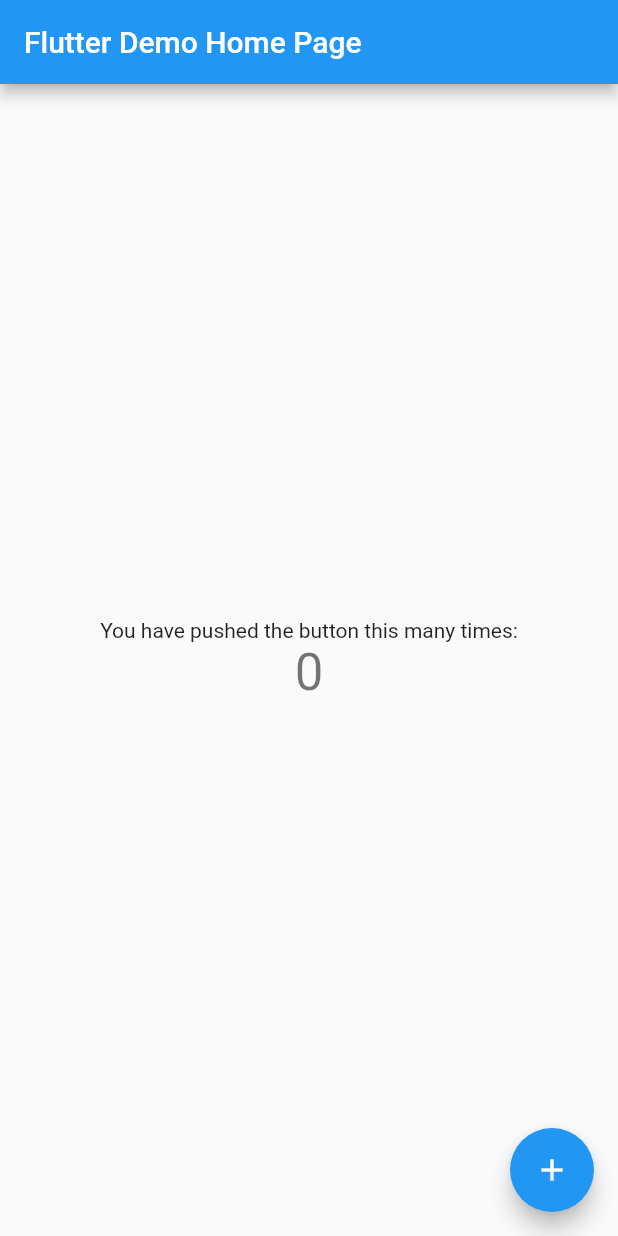
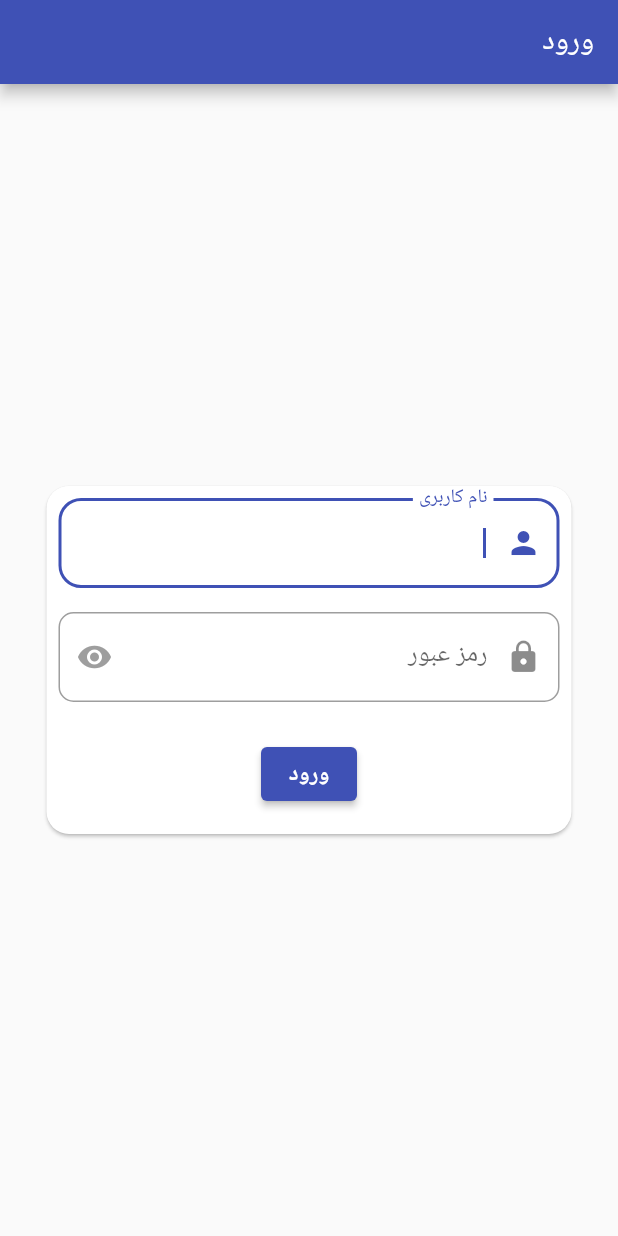
Before and after one commit to UIOOP99/LMS-Android, a Flutter app: the screen it shows after launch, on a phone screen of 412 x 824 dp. Run offline on Flutter 3.47's test engine with Material 2 defaults, Android fonts, the phone set to English and light mode, and no system bars.

Commit message:
login screen add

```diff
--- a/lib/main.dart
+++ b/lib/main.dart
@@ -1,4 +1,7 @@
 import 'package:flutter/material.dart';
+
+import 'ui/login/login_screen.dart';
+import 'package:flutter_localizations/flutter_localizations.dart';
 
 void main() {
   runApp(MyApp());
@@ -9,109 +12,23 @@
   @override
   Widget build(BuildContext context) {
     return MaterialApp(
-      title: 'Flutter Demo',
+      title: 'Lms',
       theme: ThemeData(
-        // This is the theme of your application.
-        //
-        // Try running your application with "flutter run". You'll see the
-        // application has a blue toolbar. Then, without quitting the app, try
-        // changing the primarySwatch below to Colors.green and then invoke
-        // "hot reload" (press "r" in the console where you ran "flutter run",
-        // or simply save your changes to "hot reload" in a Flutter IDE).
-        // Notice that the counter didn't reset back to zero; the application
-        // is not restarted.
-        primarySwatch: Colors.blue,
-        // This makes the visual density adapt to the platform that you run
-        // the app on. For desktop platforms, the controls will be smaller and
-        // closer together (more dense) than on mobile platforms.
+        primarySwatch: Colors.indigo,
+        accentColor: Colors.indigoAccent,
         visualDensity: VisualDensity.adaptivePlatformDensity,
       ),
-      home: MyHomePage(title: 'Flutter Demo Home Page'),
+      localizationsDelegates: [
+        GlobalCupertinoLocalizations.delegate,
+        GlobalMaterialLocalizations.delegate,
+        GlobalWidgetsLocalizations.delegate,
+      ],
+      supportedLocales: const [
+        Locale("fa", "IR"),
+      ],
+      debugShowCheckedModeBanner: false,
+      locale: const Locale("fa", "IR"),
+      home: LoginScreen(),
     );
   }
 }
-
-class MyHomePage extends StatefulWidget {
-  MyHomePage({Key key, this.title}) : super(key: key);
-
-  // This widget is the home page of your application. It is stateful, meaning
-  // that it has a State object (defined below) that contains fields that affect
-  // how it looks.
-
-  // This class is the configuration for the state. It holds the values (in this
-  // case the title) provided by the parent (in this case the App widget) and
-  // used by the build method of the State. Fields in a Widget subclass are
-  // always marked "final".
-
-  final String title;
-
-  @override
-  _MyHomePageState createState() => _MyHomePageState();
-}
-
-class _MyHomePageState extends State<MyHomePage> {
-  int _counter = 0;
-
-  void _incrementCounter() {
-    setState(() {
-      // This call to setState tells the Flutter framework that something has
-      // changed in this State, which causes it to rerun the build method below
-      // so that the display can reflect the updated values. If we changed
-      // _counter without calling setState(), then the build method would not be
-      // called again, and so nothing would appear to happen.
-      _counter++;
-    });
-  }
-
-  @override
-  Widget build(BuildContext context) {
-    // This method is rerun every time setState is called, for instance as done
-    // by the _incrementCounter method above.
-    //
-    // The Flutter framework has been optimized to make rerunning build methods
-    // fast, so that you can just rebuild anything that needs updating rather
-    // than having to individually change instances of widgets.
-    return Scaffold(
-      appBar: AppBar(
-        // Here we take the value from the MyHomePage object that was created by
-        // the App.build method, and use it to set our appbar title.
-        title: Text(widget.title),
-      ),
-      body: Center(
-        // Center is a layout widget. It takes a single child and positions it
-        // in the middle of the parent.
-        child: Column(
-          // Column is also a layout widget. It takes a list of children and
-          // arranges them vertically. By default, it sizes itself to fit its
-          // children horizontally, and tries to be as tall as its parent.
-          //
-          // Invoke "debug painting" (press "p" in the console, choose the
-          // "Toggle Debug Paint" action from the Flutter Inspector in Android
-          // Studio, or the "Toggle Debug Paint" command in Visual Studio Code)
-          // to see the wireframe for each widget.
-          //
-          // Column has various properties to control how it sizes itself and
-          // how it positions its children. Here we use mainAxisAlignment to
-          // center the children vertically; the main axis here is the vertical
-          // axis because Columns are vertical (the cross axis would be
-          // horizontal).
-          mainAxisAlignment: MainAxisAlignment.center,
-          children: <Widget>[
-            Text(
-              'You have pushed the button this many times:',
-            ),
-            Text(
-              '$_counter',
-              style: Theme.of(context).textTheme.headline4,
-            ),
-          ],
-        ),
-      ),
-      floatingActionButton: FloatingActionButton(
-        onPressed: _incrementCounter,
-        tooltip: 'Increment',
-        child: Icon(Icons.add),
-      ), // This trailing comma makes auto-formatting nicer for build methods.
-    );
-  }
-}
--- /dev/null
+++ b/lib/ui/home-student/home_st_screen.dart
@@ -0,0 +1,16 @@
+import 'package:flutter/material.dart';
+import 'package:lms_app/utils/responsive_safe_area.dart';
+
+class HomeStScreen extends StatelessWidget {
+  @override
+  Widget build(BuildContext context) {
+    return ResponsiveSafeArea(builder: (context, size) {
+      return Scaffold(
+        appBar: AppBar(
+          title: Text("خانه"),
+        ),
+        body: Center(child: Text("Student home")),
+      );
+    });
+  }
+}
--- /dev/null
+++ b/lib/ui/login/login_screen.dart
@@ -0,0 +1,119 @@
+import 'package:flutter/material.dart';
+import 'package:lms_app/utils/responsive_safe_area.dart';
+import 'package:lms_app/utils/route_creator.dart';
+
+class LoginScreen extends StatelessWidget {
+  @override
+  Widget build(BuildContext context) {
+    return ResponsiveSafeArea(builder: (context, size) {
+      return Scaffold(
+        appBar: AppBar(
+          title: Text("ورود"),
+        ),
+        body: Center(
+            child: Card(
+          shape: RoundedRectangleBorder(
+            borderRadius: BorderRadius.circular(15.0),
+          ),
+          child: Container(
+            width: 350,
+            child: Wrap(children: [LoginForm()]),
+          ),
+        )),
+      );
+    });
+  }
+}
+
+class LoginForm extends StatefulWidget {
+  @override
+  LoginFormState createState() {
+    return LoginFormState();
+  }
+}
+
+class LoginFormState extends State<LoginForm> {
+  final _formKey = GlobalKey<FormState>();
+  bool _showPassword = false;
+
+  @override
+  Widget build(BuildContext context) {
+    return Form(
+      key: _formKey,
+      child: Container(
+        child: Column(
+          crossAxisAlignment: CrossAxisAlignment.center,
+          children: <Widget>[
+            Padding(
+              padding: const EdgeInsets.all(8.0),
+              child: TextFormField(
+                decoration: new InputDecoration(
+                  labelText: "نام کاربری",
+                  fillColor: Colors.white,
+                  prefixIcon: Icon(Icons.person),
+                  border: new OutlineInputBorder(
+                    borderRadius: new BorderRadius.circular(15.0),
+                    borderSide: new BorderSide(),
+                  ),
+                  //fillColor: Colors.green
+                ),
+                validator: (value) {
+                  if (value.trim().isEmpty) {
+                    return 'لطفا نام کاربری را وارد کنید';
+                  }
+                  return null;
+                },
+                autofocus: true,
+              ),
+            ),
+            Padding(
+              padding: const EdgeInsets.all(8.0),
+              child: TextFormField(
+                decoration: new InputDecoration(
+                  labelText: "رمز عبور",
+                  fillColor: Colors.white,
+                  border: new OutlineInputBorder(
+                    borderRadius: new BorderRadius.circular(10.0),
+                    borderSide: new BorderSide(),
+                  ),
+                  prefixIcon: Icon(Icons.lock),
+                  suffixIcon: IconButton(
+                    icon: Icon(
+                      Icons.remove_red_eye,
+                      color: this._showPassword ? Colors.indigo : Colors.grey,
+                    ),
+                    onPressed: () {
+                      setState(() => this._showPassword = !this._showPassword);
+                    },
+                  ),
+                ),
+                validator: (value) {
+                  if (value.trim().isEmpty) {
+                    return 'لطفا رمز عبور را وارد کنید';
+                  }
+                  return null;
+                },
+                obscureText: !this._showPassword,
+                enableSuggestions: false,
+                autocorrect: false,
+              ),
+            ),
+            Padding(
+              padding: const EdgeInsets.symmetric(vertical: 16.0),
+              child: ElevatedButton(
+                onPressed: () {
+                  if (_formKey.currentState.validate()) {
+                    Navigator.of(context).push(createRouteLoginToHomeSt());
+                    // Scaffold.of(context)
+                    //     .showSnackBar(SnackBar(content: Text('در حال ورود')));
+                  }
+                },
+                child: Text('ورود'),
+              ),
+            ),
+          ],
+        ),
+      ),
+    );
+  }
+}
--- /dev/null
+++ b/lib/utils/responsive_safe_area.dart
@@ -0,0 +1,30 @@
+import 'package:flutter/widgets.dart';
+
+typedef ResponsiveBuilder = Widget Function(
+  BuildContext context,
+  Size size,
+);
+
+class ResponsiveSafeArea extends StatelessWidget {
+  const ResponsiveSafeArea({
+    @required ResponsiveBuilder builder,
+    Key key,
+  })  : responsiveBuilder = builder,
+        super(key: key);
+
+  final ResponsiveBuilder responsiveBuilder;
+
+  @override
+  Widget build(BuildContext context) {
+    return SafeArea(
+      child: LayoutBuilder(
+        builder: (context, constraints) {
+          return responsiveBuilder(
+            context,
+            constraints.biggest,
+          );
+        },
+      ),
+    );
+  }
+}
--- /dev/null
+++ b/lib/utils/route_creator.dart
@@ -0,0 +1,21 @@
+import 'package:flutter/material.dart';
+import 'package:lms_app/ui/home-student/home_st_screen.dart';
+
+Route createRouteLoginToHomeSt() {
+  return PageRouteBuilder(
+    pageBuilder: (context, animation, secondaryAnimation) => HomeStScreen(),
+    transitionsBuilder: (context, animation, secondaryAnimation, child) {
+      const begin = Offset(1.0, 0.0);
+      final end = Offset.zero;
+      final curve = Curves.linearToEaseOut;
+
+      final tween =
+          Tween(begin: begin, end: end).chain(CurveTween(curve: curve));
+
+      return SlideTransition(
+        position: animation.drive(tween),
+        child: child,
+      );
+    },
+  );
+}
```
Also changed, not shown: pubspec.yaml (+4 -7 lines), pubspec.lock, 1 other file.
